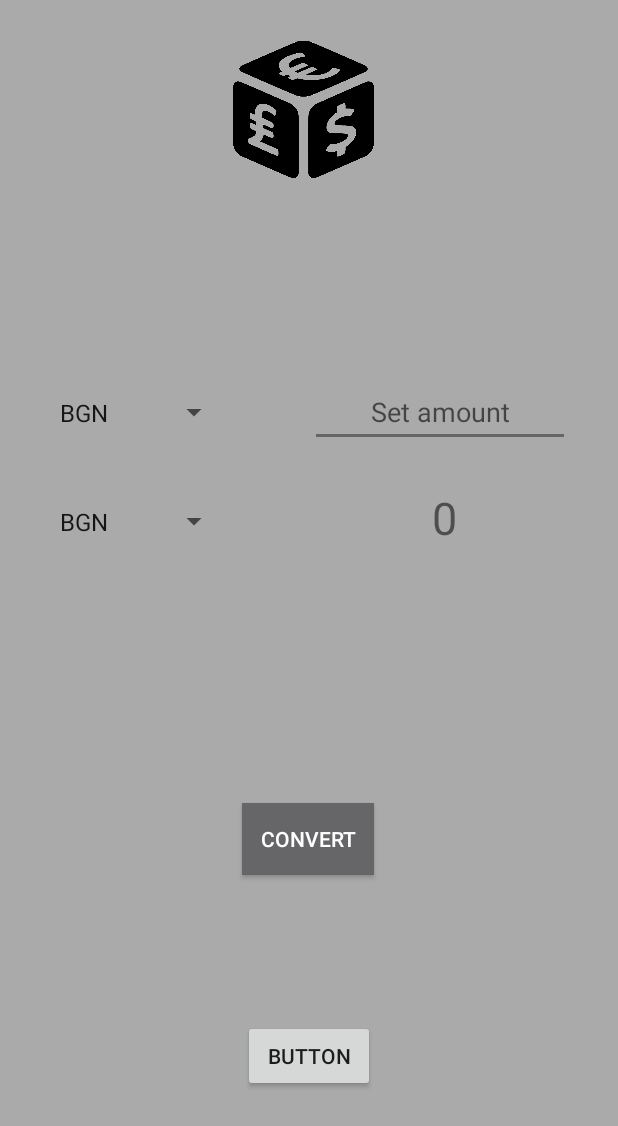
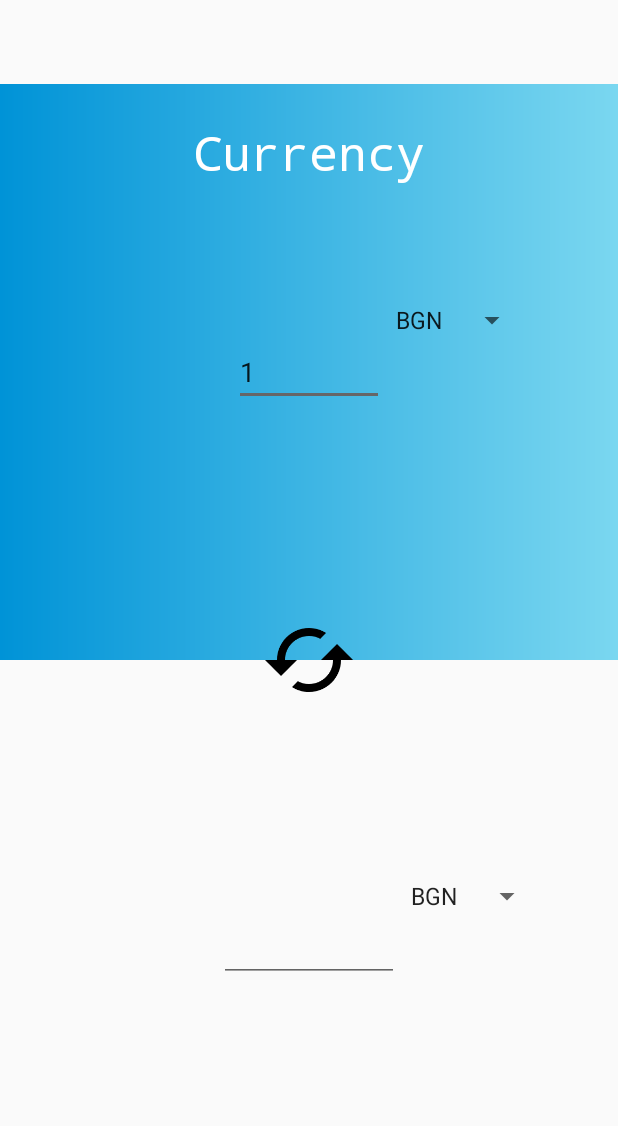
Before and after one commit to CatInTheBag/currencyConverterAndroid, an Android app: the screen it shows after launch (CurrencyController), on a phone screen of 412 x 824 dp. Shown: the top 1126 px of the screen. Run offline under Robolectric (Android 15) with nearby library versions, the phone set to English and light mode, and no system bars; libraries missing offline, so code that uses them is left out: com.loopj.android, cz.msebera.android.

Commit message:
toolbar added

```diff
--- a/app/build.gradle
+++ b/app/build.gradle
@@ -21,7 +21,7 @@ android {
 dependencies {
     implementation fileTree(dir: 'libs', include: ['*.jar'])
     implementation 'com.android.support:appcompat-v7:28.0.0'
-    implementation 'com.android.support.constraint:constraint-layout:1.1.3'
+    implementation 'com.android.support.constraint:constraint-layout:1.1.1'
     testImplementation 'junit:junit:4.12'
     androidTestImplementation 'com.android.support.test:runner:1.0.2'
     androidTestImplementation 'com.android.support.test.espresso:espresso-core:3.0.2'
--- a/app/src/main/AndroidManifest.xml
+++ b/app/src/main/AndroidManifest.xml
@@ -13,6 +13,7 @@
         android:theme="@style/AppTheme">
 
         <activity android:name=".CurrencyController"></activity>
+
         <activity android:name=".SplashScreeActivity" android:noHistory="true">
             <intent-filter>
                 <action android:name="android.intent.action.MAIN" />
@@ -20,6 +21,7 @@
                 <category android:name="android.intent.category.LAUNCHER" />
             </intent-filter>
         </activity>
+
     </application>
 
 </manifest>
--- a/app/src/main/java/com/example/currencyconverter/CurrencyController.java
+++ b/app/src/main/java/com/example/currencyconverter/CurrencyController.java
@@ -1,10 +1,12 @@
 package com.example.currencyconverter;
 
+import android.os.Bundle;
 import android.support.v7.app.AppCompatActivity;
-import android.os.Bundle;
+import android.support.v7.widget.Toolbar;
 import android.util.Log;
 import android.view.View;
 import android.widget.EditText;
+import android.widget.ImageView;
 import android.widget.Spinner;
 import android.widget.TextView;
 import android.widget.Toast;
@@ -20,84 +22,46 @@ import cz.msebera.android.httpclient.Header;
 
 public class CurrencyController extends AppCompatActivity
 {
-   private final double USDTOBGN = 1.74;
-   private final double EURTOBGN = 1.96;
-   private final double GBPTOBGN = 2.26;
-   private final double BGNTOBGN = 1.00;
+   final String SITE_URL = "https://api.exchangeratesapi.io/latest";
+   //final String APP_ID = "52770061439cb080d24efa42a288a469";
 
-   //final String SITE_URL = "http://api.openweathermap.org/data/2.5/forecast";
-   final String SITE_URL = "https://api.exchangeratesapi.io/latest";
-   final String APP_ID = "52770061439cb080d24efa42a288a469";
 
    private Spinner spinOne;
    private Spinner spinTwo;
-
+   private EditText amount;
+   private TextView sum;
+   private String value;
+   private ImageView convertImage;
 
    @Override
    protected void onCreate(Bundle savedInstanceState)
    {
       super.onCreate(savedInstanceState);
       setContentView(R.layout.activity_main);
+      initViews();
+      //setSupportActionBar(toolbar);
 
-      spinOne = findViewById(R.id.spinnerFirstSelect);
-      spinTwo = findViewById(R.id.spinnerSecondSelect);
+      //initOnClick();
+   }
+
+   private void initOnClick() {
+      convertImage.setOnClickListener(new View.OnClickListener() {
+         @Override
+         public void onClick(View view) {
+
+         }
+      });
 
    }
 
-
-   public void onClickConvert(View view)
-   {
-
-      EditText amount = findViewById(R.id.editText2);
-      TextView sum = findViewById(R.id.textViewSum);
-      String value = amount.getText().toString();
-
-      String firstCurrencyName = String.valueOf(spinOne.getSelectedItem());
-      String secondCurrencyName = String.valueOf(spinTwo.getSelectedItem());
-
-      if(value.equals(""))
-      {
-         value = "1";
-      }
-
-      int amountSum = Integer.parseInt(value);
-
-
-      if ((firstCurrencyName.equals("USD")) && (secondCurrencyName.equals("BGN")))
-      {
-         double currentSum = USDTOBGN * amountSum;
-         sum.setText("" + currentSum);
-      }
-      else if((firstCurrencyName.equals("EUR")) && (secondCurrencyName.equals("BGN")))
-      {
-         double currentSum = EURTOBGN * amountSum;
-         sum.setText("" + currentSum);
-      }
-      else if((firstCurrencyName.equals("GBP")) && (secondCurrencyName.equals("BGN")))
-      {
-         double currentSum = GBPTOBGN * amountSum;
-         sum.setText("" + currentSum);
-      }
-      else if ((firstCurrencyName.equals("BGN")) && (secondCurrencyName.equals("BGN")))
-      {
-         double currentSum = BGNTOBGN * amountSum;
-         sum.setText("" + currentSum);
-      }
+   private void initViews() {
+      spinOne = findViewById(R.id.spinner_first);
+      spinTwo = findViewById(R.id.spinner_second);
+      amount = findViewById(R.id.edit_text_query);
+      sum = findViewById(R.id.text_view_query);
+      convertImage = findViewById(R.id.image_currency_convert);
+      Toolbar toolbar = findViewById(R.id.app_bar);
    }
-
-   public void onClickAPI(View view)
-   {
-      String firstCurrencyName = String.valueOf(spinOne.getSelectedItem());
-      String secondCurrencyName = String.valueOf(spinTwo.getSelectedItem());
-
-      RequestParams params = new RequestParams();
-      params.put("base",firstCurrencyName);
-      //params.put("symbols",secondCurrencyName);
-
-      getInfoFromAPI(params);
-   }
-
-
 
    private void getInfoFromAPI(RequestParams params)
    {
@@ -129,12 +93,5 @@ public class CurrencyController extends AppCompatActivity
             Toast.makeText(CurrencyController.this, "Status code " + statusCode,Toast.LENGTH_LONG).show();
          }
       });
-
-
-   }
-
-   private void updateUI(CurrencyModel model)
-   {
-
    }
 }
--- /dev/null
+++ b/app/src/main/res/drawable/gradient_color_background.xml
@@ -0,0 +1,7 @@
+<?xml version="1.0" encoding="utf-8"?>
+<shape xmlns:android="http://schemas.android.com/apk/res/android">
+    <gradient
+        android:startColor="#7AD7F0"
+        android:endColor="#0093d7"
+        android:angle="180" />
+</shape>
--- /dev/null
+++ b/app/src/main/res/drawable/ic_cached_black_24dp.xml
@@ -0,0 +1,4 @@
+<vector android:height="48dp" android:viewportHeight="24.0"
+    android:viewportWidth="24.0" android:width="48dp" xmlns:android="http://schemas.android.com/apk/res/android">
+    <path android:fillColor="#FF000000" android:pathData="M19,8l-4,4h3c0,3.31 -2.69,6 -6,6 -1.01,0 -1.97,-0.25 -2.8,-0.7l-1.46,1.46C8.97,19.54 10.43,20 12,20c4.42,0 8,-3.58 8,-8h3l-4,-4zM6,12c0,-3.31 2.69,-6 6,-6 1.01,0 1.97,0.25 2.8,0.7l1.46,-1.46C15.03,4.46 13.57,4 12,4c-4.42,0 -8,3.58 -8,8H1l4,4 4,-4H6z"/>
+</vector>
--- a/app/src/main/res/layout/activity_main.xml
+++ b/app/src/main/res/layout/activity_main.xml
@@ -1,121 +1,110 @@
 <?xml version="1.0" encoding="utf-8"?>
 <android.support.constraint.ConstraintLayout xmlns:android="http://schemas.android.com/apk/res/android"
-    xmlns:app="http://schemas.android.com/apk/res-auto"
-    xmlns:tools="http://schemas.android.com/tools"
     android:layout_width="match_parent"
     android:layout_height="match_parent"
-    android:background="@android:color/darker_gray"
-    tools:context=".CurrencyController">
+    xmlns:app="http://schemas.android.com/apk/res-auto">
 
-    <Spinner
-        android:id="@+id/spinnerSecondSelect"
-        android:layout_width="121dp"
-        android:layout_height="46dp"
-        android:layout_marginStart="32dp"
-        android:layout_marginTop="196dp"
-        android:layout_marginEnd="8dp"
-        android:entries="@array/select_currency"
-        app:layout_constraintEnd_toEndOf="parent"
+    <!--<android.support.v7.widget.Toolbar
+        android:id="@+id/app_bar"
+        android:layout_width="match_parent"
+        android:layout_height="wrap_content"
+        app:layout_constraintTop_toTopOf="parent"
+        app:layout_constraintLeft_toLeftOf="parent"
+        app:layout_constraintRight_toRightOf="parent">
+
+        </android.support.v7.widget.Toolbar>-->
+
+    <android.support.v7.widget.Toolbar
+        android:layout_width="match_parent"
+        android:layout_height="wrap_content"
+        android:id="@+id/app_bar"
+        app:layout_constraintTop_toTopOf="parent"
+        app:layout_constraintLeft_toLeftOf="parent"
+        app:layout_constraintRight_toRightOf="parent"
+
+        ></android.support.v7.widget.Toolbar>
+
+
+
+
+    <RelativeLayout
+        android:id="@+id/relativeLayout"
+        android:layout_width="match_parent"
+        android:layout_height="0dp"
+        android:background="@drawable/gradient_color_background"
+        app:layout_constraintLeft_toLeftOf="parent"
+        app:layout_constraintRight_toRightOf="parent"
+        app:layout_constraintTop_toBottomOf="@+id/app_bar"
+        app:layout_constraintBottom_toTopOf="@id/relative_layout_two">
+
+        <TextView
+            android:layout_width="wrap_content"
+            android:layout_height="wrap_content"
+            android:layout_centerHorizontal="true"
+            android:layout_marginTop="24dp"
+            android:fontFamily="monospace"
+            android:text="@string/currency"
+            android:textColor="#FFFFFF"
+            android:textSize="32sp" />
+
+        <EditText
+            android:id="@+id/edit_text_query"
+            android:layout_width="100dp"
+            android:layout_height="wrap_content"
+            android:layout_centerInParent="true"
+            android:ems="10"
+            android:inputType="numberDecimal"
+            android:text="1" />
+
+        <Spinner
+            android:id="@+id/spinner_first"
+            android:layout_width="wrap_content"
+            android:layout_height="wrap_content"
+            android:layout_above="@+id/edit_text_query"
+            android:layout_toEndOf="@+id/edit_text_query"
+            android:entries="@array/select_currency"
+            android:textAlignment="textStart" />
+
+    </RelativeLayout>
+
+    <RelativeLayout
+        android:id="@+id/relative_layout_two"
+        android:layout_width="match_parent"
+        android:layout_height="0dp"
+
+        app:layout_constraintBottom_toBottomOf="parent"
         app:layout_constraintHorizontal_bias="0.0"
-        app:layout_constraintStart_toStartOf="parent"
-        app:layout_constraintTop_toBottomOf="@+id/imageView" />
 
-    <Spinner
-        android:id="@+id/spinnerFirstSelect"
-        android:layout_width="121dp"
-        android:layout_height="46dp"
-        android:layout_marginStart="32dp"
-        android:layout_marginTop="120dp"
-        android:entries="@array/select_currency"
-        app:layout_constraintStart_toStartOf="parent"
-        app:layout_constraintTop_toTopOf="@+id/guideline" />
+        app:layout_constraintLeft_toLeftOf="parent"
+        app:layout_constraintRight_toRightOf="parent"
+        app:layout_constraintTop_toBottomOf="@+id/relativeLayout">
 
-    <EditText
-        android:id="@+id/editText2"
-        android:layout_width="173dp"
-        android:layout_height="46dp"
-        android:layout_marginStart="24dp"
+        <Spinner
+            android:id="@+id/spinner_second"
+            android:layout_width="wrap_content"
+            android:layout_height="wrap_content"
+            android:layout_above="@+id/text_view_query"
+            android:layout_toRightOf="@+id/text_view_query"
+            android:entries="@array/select_currency" />
 
-        android:layout_marginTop="120dp"
-        android:layout_marginEnd="32dp"
-        android:ems="10"
-        android:hint="@string/hintOne"
-        android:inputType="number"
-        android:textAlignment="center"
-        app:layout_constraintEnd_toEndOf="parent"
-        app:layout_constraintHorizontal_bias="1.0"
-        app:layout_constraintStart_toEndOf="@+id/spinnerFirstSelect"
-        app:layout_constraintTop_toTopOf="@+id/guideline" />
+        <EditText
+            android:id="@+id/text_view_query"
+            android:layout_width="120dp"
+            android:layout_height="wrap_content"
+            android:layout_centerInParent="true"
+            android:ems="10"
+            android:inputType="numberDecimal" />
 
-    <TextView
-        android:id="@+id/textViewSum"
-        android:layout_width="173dp"
-        android:layout_height="46dp"
-        android:layout_marginStart="24dp"
-        android:layout_marginTop="196dp"
-        android:text="@string/app_textView_sum"
-        android:textAlignment="center"
-        android:textSize="30sp"
-        app:layout_constraintEnd_toEndOf="parent"
-        app:layout_constraintHorizontal_bias="0.522"
-        app:layout_constraintStart_toEndOf="@+id/spinnerSecondSelect"
-        app:layout_constraintTop_toBottomOf="@+id/imageView" />
-
-    <Button
-        android:id="@+id/button"
-        android:layout_width="wrap_content"
-        android:layout_height="wrap_content"
-        android:layout_marginStart="8dp"
-        android:layout_marginTop="8dp"
-        android:layout_marginEnd="8dp"
-        android:layout_marginBottom="8dp"
-        android:background="@color/colorAccent"
-        android:onClick="onClickConvert"
-        android:text="@string/app_button"
-        android:textColor="@android:color/background_light"
-        app:layout_constraintBottom_toBottomOf="parent"
-        app:layout_constraintEnd_toEndOf="parent"
-        app:layout_constraintHorizontal_bias="0.498"
-        app:layout_constraintStart_toStartOf="parent"
-        app:layout_constraintTop_toBottomOf="@+id/imageView"
-        app:layout_constraintVertical_bias="0.631" />
+    </RelativeLayout>
 
     <ImageView
-        android:id="@+id/imageView"
-        android:layout_width="94dp"
-        android:layout_height="111dp"
-        android:layout_marginStart="8dp"
-        android:layout_marginTop="8dp"
-        android:layout_marginEnd="8dp"
-        android:layout_marginBottom="8dp"
-        app:layout_constraintBottom_toBottomOf="parent"
-        app:layout_constraintEnd_toEndOf="parent"
-        app:layout_constraintHorizontal_bias="0.488"
-        app:layout_constraintStart_toStartOf="parent"
-        app:layout_constraintTop_toTopOf="parent"
-        app:layout_constraintVertical_bias="0.013"
-        app:srcCompat="@drawable/currency_logo" />
-
-    <android.support.constraint.Guideline
-        android:id="@+id/guideline"
-        android:layout_width="wrap_content"
-        android:layout_height="wrap_content"
-        android:orientation="horizontal"
-        app:layout_constraintGuide_begin="132dp" />
-
-    <Button
-        android:id="@+id/buttonAPI"
-        android:layout_width="wrap_content"
-        android:layout_height="wrap_content"
-        android:layout_marginStart="8dp"
-        android:layout_marginTop="8dp"
-        android:layout_marginEnd="8dp"
-        android:layout_marginBottom="8dp"
-        android:text="Button"
-        android:onClick="onClickAPI"
-        app:layout_constraintBottom_toBottomOf="parent"
-        app:layout_constraintEnd_toEndOf="parent"
-        app:layout_constraintStart_toStartOf="parent"
-        app:layout_constraintTop_toBottomOf="@+id/button" />
+        android:id="@+id/image_currency_convert"
+        android:layout_width="64dp"
+        android:layout_height="64dp"
+        android:src="@drawable/ic_cached_black_24dp"
+        app:layout_constraintLeft_toLeftOf="parent"
+        app:layout_constraintRight_toRightOf="parent"
+        app:layout_constraintTop_toTopOf="@id/relativeLayout"
+        app:layout_constraintBottom_toBottomOf="@id/relative_layout_two"/>
 
 </android.support.constraint.ConstraintLayout>
--- a/app/src/main/res/layout/activity_splash_scree.xml
+++ b/app/src/main/res/layout/activity_splash_scree.xml
@@ -9,7 +9,7 @@
         android:id="@+id/image_currency_logo"
         android:layout_width="120dp"
         android:layout_height="120dp"
-        android:src="@drawable/currency_logo"
+        android:src="@drawable/ic_cached_black_24dp"
         android:layout_above="@id/text_view_label"
         android:layout_centerHorizontal="true"
         />
--- a/app/src/main/res/values/colors.xml
+++ b/app/src/main/res/values/colors.xml
@@ -1,6 +1,6 @@
 <?xml version="1.0" encoding="utf-8"?>
 <resources>
     <color name="colorPrimary">#008577</color>
-    <color name="colorPrimaryDark">#00574B</color>
+    <color name="colorPrimaryDark">#000000</color>
     <color name="colorAccent">#666668</color>
 </resources>
--- a/app/src/main/res/values/strings.xml
+++ b/app/src/main/res/values/strings.xml
@@ -3,6 +3,9 @@
     <string name="app_textView_amount">Select amount</string>
     <string name="app_textView_sum">0</string>
     <string name="app_button">Convert</string>
+    <string name="app_name">CurrencyConverter</string>
+    <string name="hintOne">Set amount</string>
+    <string name="currency">Currency</string>
 
     <string-array name="select_currency">
         <item>BGN</item>
@@ -10,7 +13,6 @@
         <item>USD</item>
         <item>GBP</item>
     </string-array>
-    <string name="app_name">CurrencyConverter</string>
-    <string name="hintOne">Set amount</string>
+
 
 </resources>
```
Also changed, not shown: app/src/main/res/drawable/currency_logo.png (deleted).
